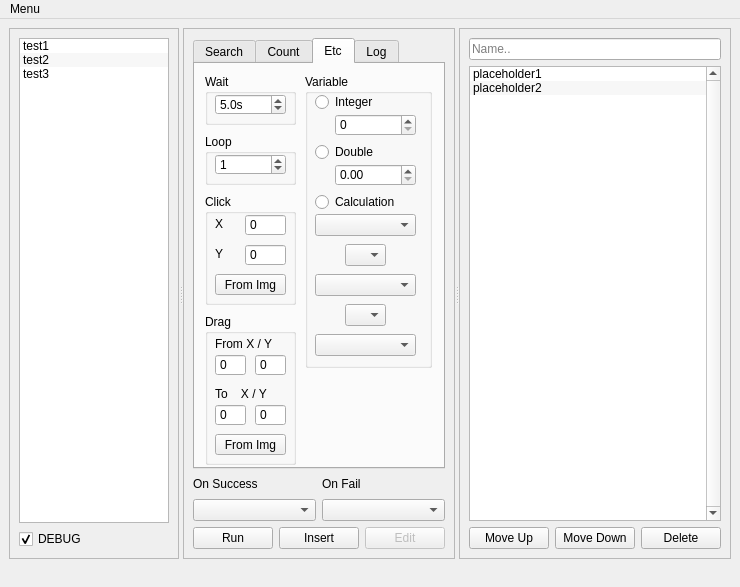
Qt form qtUI/pymacro.ui (jupiterbjy/python-macro-practice) before a commit.
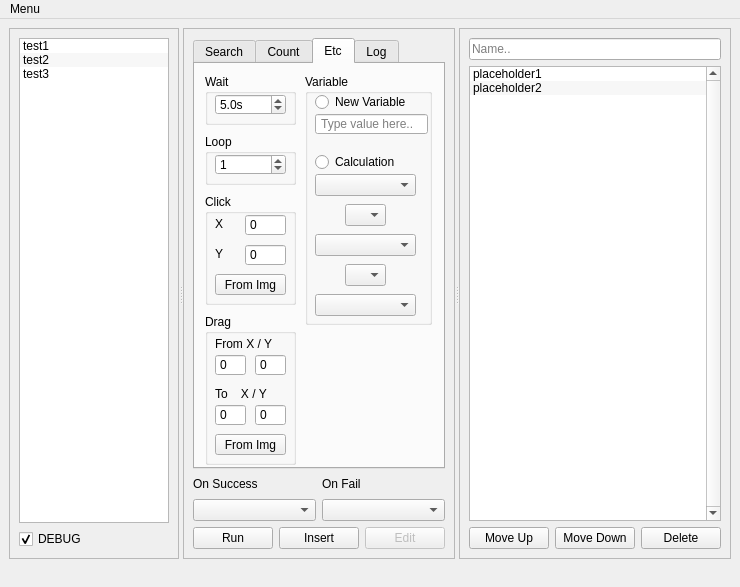
The same form after that commit. The open tabs and pages were chosen to show the change.

Commit message: Few documents changes. Preparation for Variable type Macro element.

```diff
--- a/qtUI/pymacro.ui
+++ b/qtUI/pymacro.ui
@@ -1127,7 +1127,7 @@
               <x>110</x>
               <y>10</y>
               <width>127</width>
-              <height>294</height>
+              <height>251</height>
              </rect>
             </property>
             <property name="title">
@@ -1138,52 +1138,19 @@
               <rect>
                <x>10</x>
                <y>20</y>
-               <width>90</width>
+               <width>101</width>
                <height>16</height>
               </rect>
              </property>
              <property name="text">
-              <string>Integer</string>
-             </property>
-            </widget>
-            <widget class="QRadioButton" name="doubleRadio">
-             <property name="geometry">
-              <rect>
-               <x>10</x>
-               <y>70</y>
-               <width>90</width>
-               <height>16</height>
-              </rect>
-             </property>
-             <property name="text">
-              <string>Double</string>
-             </property>
-            </widget>
-            <widget class="QDoubleSpinBox" name="doubleSpin">
-             <property name="geometry">
-              <rect>
-               <x>30</x>
-               <y>90</y>
-               <width>81</width>
-               <height>22</height>
-              </rect>
-             </property>
-            </widget>
-            <widget class="QSpinBox" name="integerSpin">
-             <property name="geometry">
-              <rect>
-               <x>30</x>
-               <y>40</y>
-               <width>81</width>
-               <height>22</height>
-              </rect>
+              <string>New Variable</string>
              </property>
             </widget>
             <widget class="QComboBox" name="variableArg2">
              <property name="geometry">
               <rect>
                <x>10</x>
-               <y>200</y>
+               <y>160</y>
                <width>101</width>
                <height>22</height>
               </rect>
@@ -1196,7 +1163,7 @@
              <property name="geometry">
               <rect>
                <x>10</x>
-               <y>140</y>
+               <y>100</y>
                <width>101</width>
                <height>22</height>
               </rect>
@@ -1209,7 +1176,7 @@
              <property name="geometry">
               <rect>
                <x>40</x>
-               <y>170</y>
+               <y>130</y>
                <width>41</width>
                <height>22</height>
               </rect>
@@ -1222,7 +1189,7 @@
              <property name="geometry">
               <rect>
                <x>10</x>
-               <y>260</y>
+               <y>220</y>
                <width>101</width>
                <height>22</height>
               </rect>
@@ -1235,7 +1202,7 @@
              <property name="geometry">
               <rect>
                <x>40</x>
-               <y>230</y>
+               <y>190</y>
                <width>41</width>
                <height>22</height>
               </rect>
@@ -1258,7 +1225,7 @@
              <property name="geometry">
               <rect>
                <x>10</x>
-               <y>120</y>
+               <y>80</y>
                <width>90</width>
                <height>16</height>
               </rect>
@@ -1267,6 +1234,22 @@
               <string>Calculation</string>
              </property>
             </widget>
+            <widget class="QLineEdit" name="variableLine">
+             <property name="geometry">
+              <rect>
+               <x>10</x>
+               <y>40</y>
+               <width>113</width>
+               <height>20</height>
+              </rect>
+             </property>
+             <property name="text">
+              <string/>
+             </property>
+             <property name="placeholderText">
+              <string> Type value here..</string>
+             </property>
+            </widget>
            </widget>
            <widget class="QGroupBox" name="dragGroup">
             <property name="geometry">
```
Left out of the diff: 6 changed lines with no effect on the pictures. The commit also changes 5 other files.
